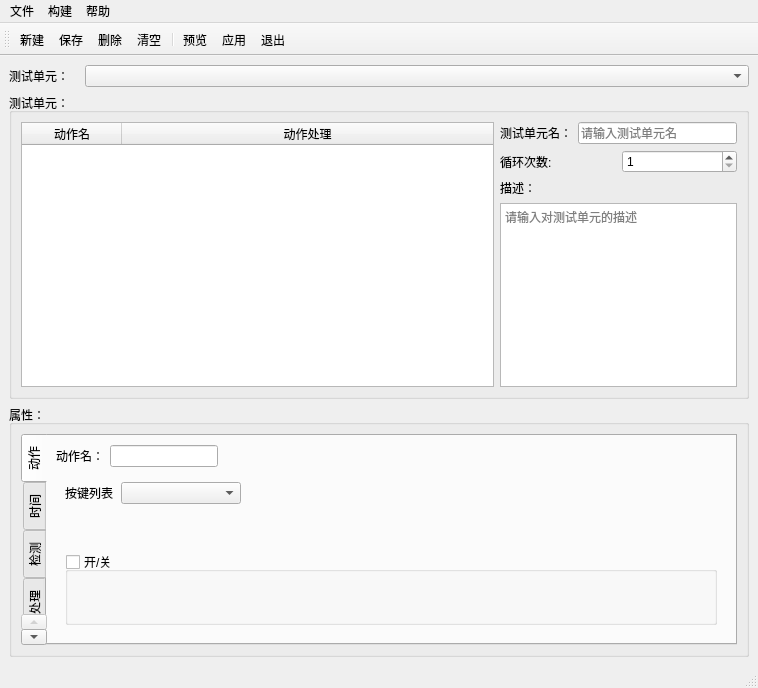
Above: SubWidget/deftheunit.ui from RoadRover-AutoTest/QtDemo before the change. Below: the same form after it.
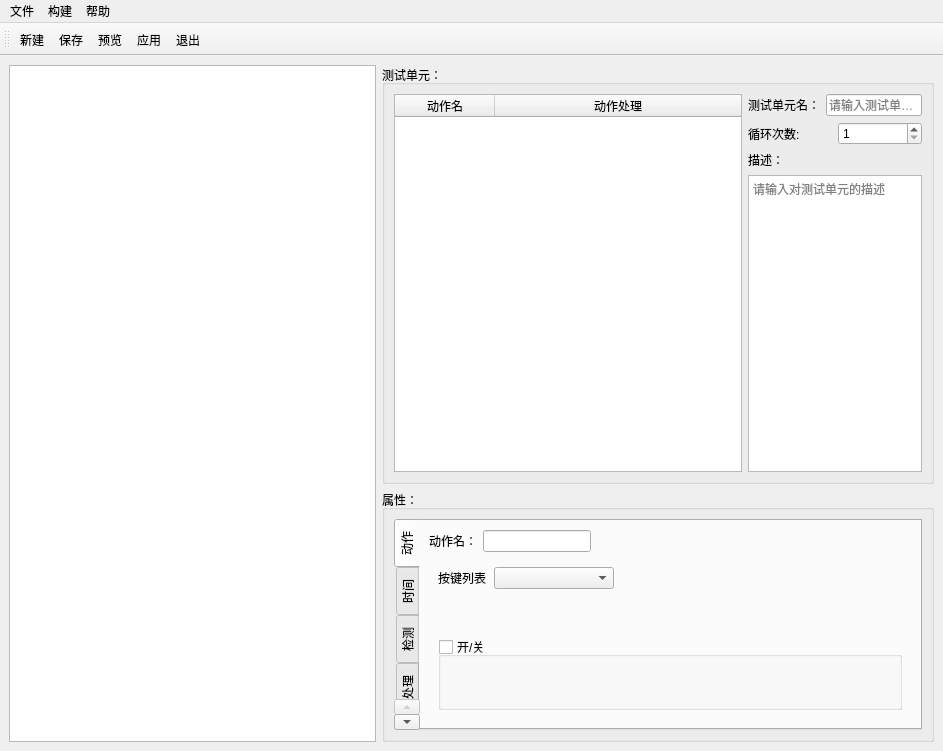
That is the form after the change. Icons and pictures are not drawn.

Commit message: 20190402:优化自定义界面测试单元列表

Diff of the .ui file:
```diff
--- a/SubWidget/deftheunit.ui
+++ b/SubWidget/deftheunit.ui
@@ -6,8 +6,8 @@
    <rect>
     <x>0</x>
     <y>0</y>
-    <width>758</width>
-    <height>688</height>
+    <width>943</width>
+    <height>751</height>
    </rect>
   </property>
   <property name="windowTitle">
@@ -19,7 +19,18 @@
   </property>
   <widget class="QWidget" name="centralwidget">
    <layout class="QGridLayout" name="gridLayout_8">
-    <item row="1" column="0" colspan="3">
+    <item row="0" column="0">
+     <layout class="QVBoxLayout" name="verticalLayout_3">
+      <item>
+       <widget class="QListWidget" name="listUnit">
+        <property name="contextMenuPolicy">
+         <enum>Qt::CustomContextMenu</enum>
+        </property>
+       </widget>
+      </item>
+     </layout>
+    </item>
+    <item row="0" column="1">
      <layout class="QVBoxLayout" name="verticalLayout" stretch="2,1">
       <item>
        <widget class="QGroupBox" name="groupBox">
@@ -734,22 +745,6 @@
       </item>
      </layout>
     </item>
-    <item row="0" column="0">
-     <widget class="QLabel" name="label_11">
-      <property name="maximumSize">
-       <size>
-        <width>70</width>
-        <height>16777215</height>
-       </size>
-      </property>
-      <property name="text">
-       <string>测试单元：</string>
-      </property>
-     </widget>
-    </item>
-    <item row="0" column="1" colspan="2">
-     <widget class="QComboBox" name="comboUnitList"/>
-    </item>
    </layout>
   </widget>
   <widget class="QMenuBar" name="menubar">
@@ -757,7 +752,7 @@
     <rect>
      <x>0</x>
      <y>0</y>
-     <width>758</width>
+     <width>943</width>
      <height>23</height>
     </rect>
    </property>
@@ -787,7 +782,6 @@
    <addaction name="menu_2"/>
    <addaction name="menu_3"/>
   </widget>
-  <widget class="QStatusBar" name="statusbar"/>
   <widget class="QToolBar" name="toolBar">
    <property name="windowTitle">
     <string>toolBar</string>
@@ -800,9 +794,6 @@
    </attribute>
    <addaction name="actnew"/>
    <addaction name="actSave"/>
-   <addaction name="actdel"/>
-   <addaction name="actclear"/>
-   <addaction name="separator"/>
    <addaction name="actLook"/>
    <addaction name="actApply"/>
    <addaction name="actexit"/>
```
Left out of the diff: 2 changed lines with no effect on the pictures. The commit also changes 2 other files.
